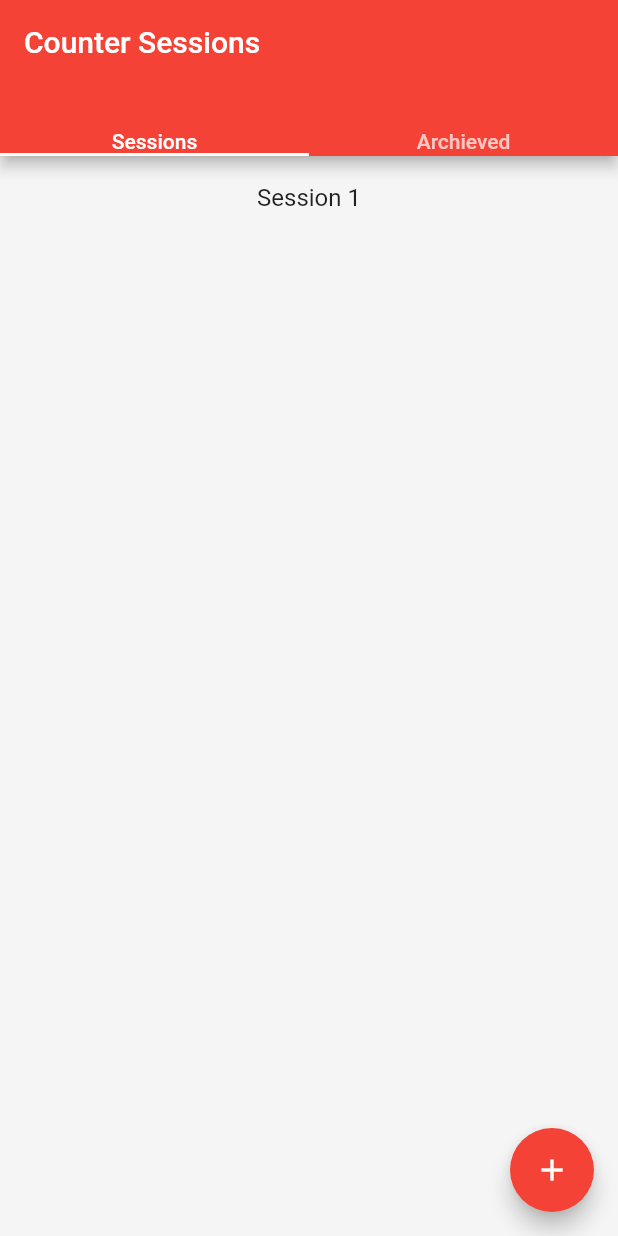
After one commit to Ace1020302/counter-app, a Flutter app: the screen it shows after launch, after a tap on the "add" icon, on a phone screen of 412 x 824 dp. The commit adds this screen. Run offline on Flutter 3.47's test engine with Material 2 defaults, Android fonts, the phone set to English and light mode, and no system bars; drawn by our look-alikes of flutter_slidable.

Commit message:
Created Home Screen, Added Slidable List with Archive and Delete Features, Added button to add sessions

```diff
--- /dev/null
+++ b/lib/screens/home_screen.dart
@@ -0,0 +1,157 @@
+import 'package:flutter/material.dart';
+import 'package:flutter_slidable/flutter_slidable.dart';
+
+class HomeScreen extends StatefulWidget {
+  @override
+  createState() => HomeScreenState();
+}
+
+class HomeScreenState extends State<HomeScreen> {
+  List<String> items = <String>[];
+  List<String> archivedItems = <String>[];
+  @override
+  Widget build(BuildContext context) {
+    return DefaultTabController(
+      length: 2,
+      child: Scaffold(
+        appBar: AppBar(
+          title: Text('Counter Sessions'),
+          bottom: TabBar(
+            tabs: <Widget>[Text('Sessions'), Text('Archieved')],
+          ),
+        ),
+        backgroundColor: Colors.grey[100],
+        body: TabBarView(
+          children: <Widget>[
+            (items.length <= 0 || items == null)
+                ? Center(
+                    child: Text('Add a Session',
+                        textAlign: TextAlign.center,
+                        style: TextStyle(fontSize: 30)),
+                  )
+                : ListView.separated(
+                    itemCount: items.length,
+                    itemBuilder: (BuildContext context, int index) => Slidable(
+                      actionPane: SlidableDrawerActionPane(),
+                      actionExtentRatio: 0.25,
+                      child: ListTile(
+                        contentPadding: EdgeInsets.zero,
+                        title: Text(
+                          items[index],
+                          textAlign: TextAlign.center,
+                        ),
+                      ),
+                      secondaryActions: <Widget>[
+                        IconSlideAction(
+                          caption: 'Archive',
+                          color: Colors.green,
+                          icon: Icons.archive,
+                          onTap: () {
+                            print('Archived ${items[index]}');
+                            setState(() {
+                              archivedItems.add(items[index]);
+                            });
+                          },
+                        ),
+                        IconSlideAction(
+                          caption: 'Delete',
+                          color: Colors.red[400],
+                          icon: Icons.delete,
+                          onTap: () {
+                            setState(() {
+                              items.removeAt(index);
+                            });
+                            print('Deleted ${items[index]}');
+                          },
+                        ),
+                      ],
+                    ),
+                    separatorBuilder: (BuildContext context, int index) =>
+                        Divider(
+                      color: Colors.grey[800],
+                      thickness: 1,
+                      height: 0,
+                    ),
+                  ),
+            (archivedItems.length <= 0 || archivedItems == null)
+                ? Center(
+                    child: Text('No Archived Sessions',
+                        textAlign: TextAlign.center,
+                        style: TextStyle(fontSize: 30)),
+                  )
+                : ListView.separated(
+                    itemCount: archivedItems.length,
+                    itemBuilder: (BuildContext context, int index) => Slidable(
+                      actionPane: SlidableDrawerActionPane(),
+                      actionExtentRatio: 0.25,
+                      child: ListTile(
+                        contentPadding: EdgeInsets.zero,
+                        title: Text(
+                          archivedItems[index],
+                          textAlign: TextAlign.center,
+                        ),
+                      ),
+                      secondaryActions: <Widget>[
+                        IconSlideAction(
+                          caption: 'Delete',
+                          color: Colors.red[400],
+                          icon: Icons.delete,
+                          onTap: () {
+                            setState(() {
+                              archivedItems.removeAt(index);
+
+                              // Catchs error if items list has no more elements
+                              if (!(items.length <= 0 || items == null)) {
+                                var itemEquivlentIndex =
+                                    items.indexOf(archivedItems[index]);
+                                items.removeAt(itemEquivlentIndex);
+                              }
+                            });
+                            print('Deleted ${archivedItems[index]}');
+                          },
+                        ),
+                      ],
+                    ),
+                    separatorBuilder: (BuildContext context, int index) =>
+                        Divider(
+                      color: Colors.grey[800],
+                      thickness: 1,
+                      height: 0,
+                    ),
+                  ),
+          ],
+        ),
+        floatingActionButton: FloatingActionButton(
+          child: Icon(Icons.add),
+          onPressed: () {
+            setState(() {
+              addItem();
+            });
+          },
+        ),
+      ),
+    );
+  }
+
+  void addItem() {
+    if (items == null || items.isEmpty) {
+      items.add('Session ${1}');
+    } else {
+      items.add('Session ${items.length + 1}');
+    }
+  }
+}
+
+class CloseAlertButton extends StatelessWidget {
+  @override
+  Widget build(BuildContext context) {
+    return RaisedButton(
+      color: Colors.grey,
+      textColor: Colors.white,
+      child: Text('Ok'),
+      onPressed: () {
+        Navigator.of(context).pop();
+      },
+    );
+  }
+}
--- a/pubspec.yaml
+++ b/pubspec.yaml
@@ -19,6 +19,7 @@ environment:
 dependencies:
   flutter:
     sdk: flutter
+  flutter_slidable: ^0.5.4
 
   # The following adds the Cupertino Icons font to your application.
   # Use with the CupertinoIcons class for iOS style icons.
```
Also changed, not shown: lib/main.dart (+3 -22 lines), pubspec.lock.
